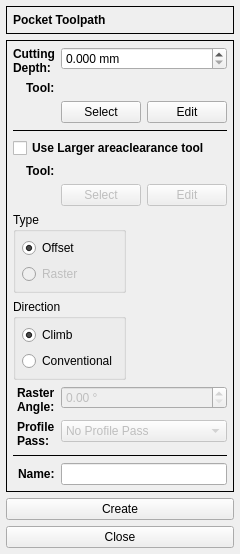
This is G2G/forms/pocketform.ui in aLDime/GERBER_X2 as Qt 5 draws it before an edit. The edited form follows.
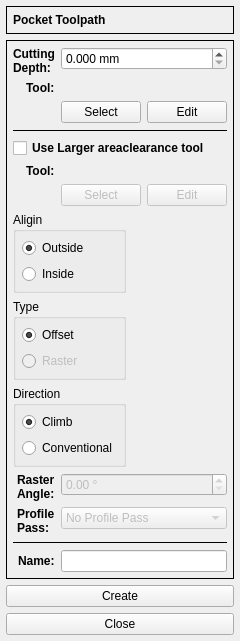
This is the edited form. Icons and pictures are not drawn.

```diff
--- a/G2G/forms/pocketform.ui
+++ b/G2G/forms/pocketform.ui
@@ -7,7 +7,7 @@
     <x>0</x>
     <y>0</y>
     <width>231</width>
-    <height>528</height>
+    <height>601</height>
    </rect>
   </property>
   <property name="windowTitle">
@@ -166,7 +166,45 @@
       </item>
       <item row="7" column="0" colspan="2">
        <layout class="QGridLayout" name="gridLayout">
-        <item row="0" column="0">
+        <item row="2" column="0">
+         <widget class="QGroupBox" name="groupBox_2">
+          <property name="title">
+           <string>Direction</string>
+          </property>
+          <layout class="QVBoxLayout" name="verticalLayout_4">
+           <property name="leftMargin">
+            <number>6</number>
+           </property>
+           <property name="topMargin">
+            <number>6</number>
+           </property>
+           <property name="rightMargin">
+            <number>6</number>
+           </property>
+           <property name="bottomMargin">
+            <number>6</number>
+           </property>
+           <item>
+            <widget class="QRadioButton" name="rbClimb">
+             <property name="text">
+              <string>Climb</string>
+             </property>
+             <property name="checked">
+              <bool>true</bool>
+             </property>
+            </widget>
+           </item>
+           <item>
+            <widget class="QRadioButton" name="rbConventional">
+             <property name="text">
+              <string>Conventional</string>
+             </property>
+            </widget>
+           </item>
+          </layout>
+         </widget>
+        </item>
+        <item row="1" column="0">
          <widget class="QGroupBox" name="groupBox">
           <property name="title">
            <string>Type</string>
@@ -207,12 +245,12 @@
           </layout>
          </widget>
         </item>
-        <item row="1" column="0">
-         <widget class="QGroupBox" name="groupBox_2">
+        <item row="0" column="0">
+         <widget class="QGroupBox" name="groupBox_4">
           <property name="title">
-           <string>Direction</string>
+           <string>Aligin</string>
           </property>
-          <layout class="QVBoxLayout" name="verticalLayout_4">
+          <layout class="QVBoxLayout" name="verticalLayout_5">
            <property name="leftMargin">
             <number>6</number>
            </property>
@@ -226,9 +264,9 @@
             <number>6</number>
            </property>
            <item>
-            <widget class="QRadioButton" name="rbClimb">
+            <widget class="QRadioButton" name="rbOutside">
              <property name="text">
-              <string>Climb</string>
+              <string>Outside</string>
              </property>
              <property name="checked">
               <bool>true</bool>
@@ -236,16 +274,16 @@
             </widget>
            </item>
            <item>
-            <widget class="QRadioButton" name="rbConventional">
+            <widget class="QRadioButton" name="rbInside">
              <property name="text">
-              <string>Conventional</string>
+              <string>Inside</string>
              </property>
             </widget>
            </item>
           </layout>
          </widget>
         </item>
-        <item row="0" column="1" rowspan="2">
+        <item row="0" column="1" rowspan="3">
          <widget class="QLabel" name="lblPixmap">
           <property name="text">
            <string/>
```
